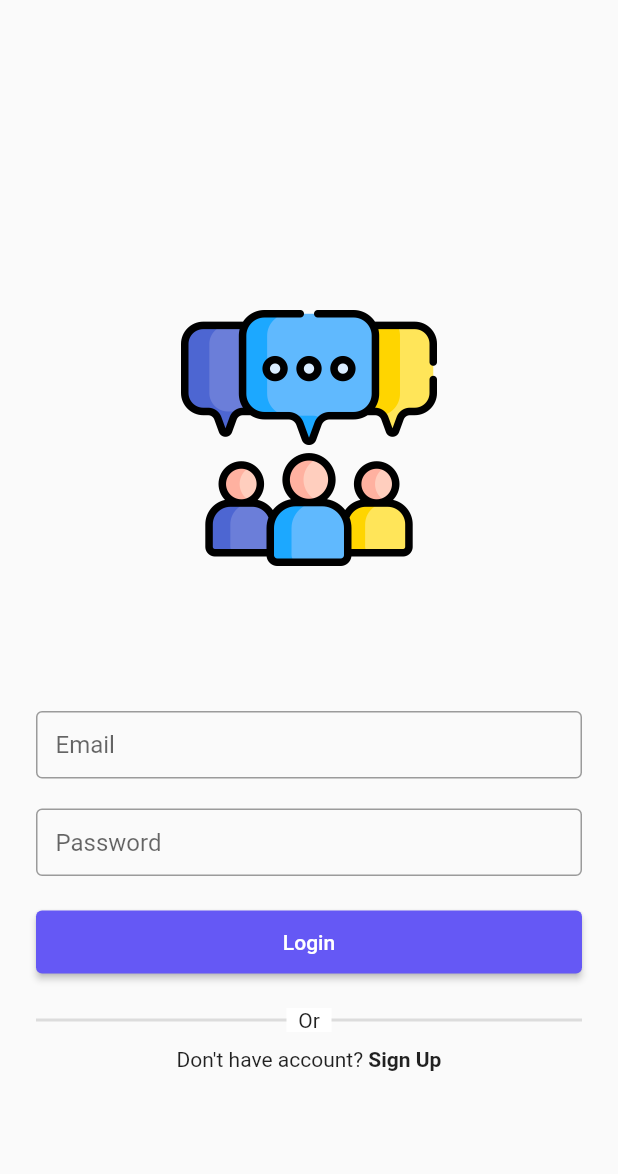
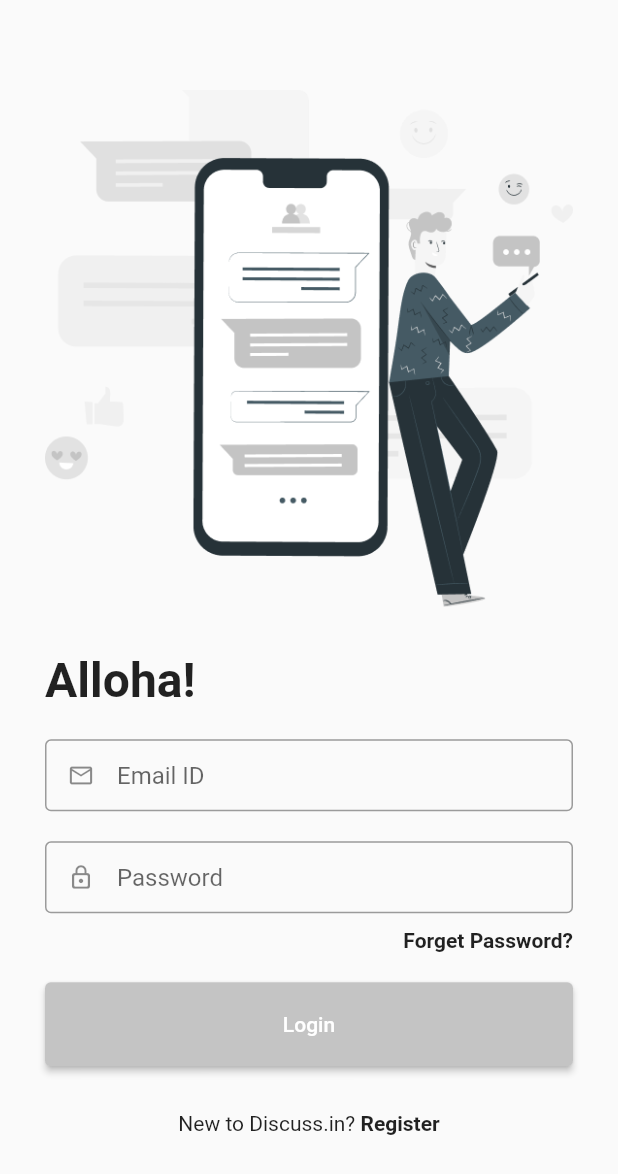
Before and after one commit to yashagozwan/discussin-mobile, a Flutter app: the screen it shows after launch, on a phone screen of 412 x 824 dp. Shown: the top 1174 px of the screen. Run offline on Flutter 3.47's test engine with Material 2 defaults, Android fonts, the phone set to English and light mode, and no system bars; our stand-ins replace flutter_riverpod.

Commit message:
Sign In Screen

```diff
--- a/lib/src/screen/sign_in/sign_in_screen.dart
+++ b/lib/src/screen/sign_in/sign_in_screen.dart
@@ -24,21 +24,47 @@ class _SignInScreenState extends ConsumerState<SignInScreen> {
   @override
   Widget build(BuildContext context) {
     return Scaffold(
-      body: Form(
+      body: SingleChildScrollView(
+        child: Form(
           child: Center(
             child: Padding(
-            padding: const EdgeInsets.all(24),
+              padding: const EdgeInsets.all(30),
               child: Column(
                 mainAxisAlignment: MainAxisAlignment.center,
                 crossAxisAlignment: CrossAxisAlignment.stretch,
                 children: [
-                Image.asset('assets/images/group.png', scale: 3),
+                  Padding(
+                    padding: const EdgeInsets.only(top: 30),
+                    child: Image.asset(
+                      'assets/images/Discussin_Login_Image.png',
+                      scale: 1,
+                    ),
+                  ),
+                  const SizedBox(
+                    height: 30,
+                  ),
+                  const Align(
+                    alignment: Alignment.centerLeft,
+                    child: Text.rich(
+                      TextSpan(
+                        text: "Alloha!",
+                        style: TextStyle(
+                          fontWeight: FontWeight.w600,
+                          fontSize: 32,
+                        ),
+                      ),
+                    ),
+                  ),
+                  const SizedBox(
+                    height: 20,
+                  ),
                   TextFormField(
                     controller: _emailController,
                     decoration: const InputDecoration(
                       contentPadding: EdgeInsets.all(13),
+                      prefixIcon: Icon(Icons.email_outlined),
                       isDense: true,
-                    hintText: 'Email',
+                      hintText: 'Email ID',
                       border: OutlineInputBorder(),
                     ),
                   ),
@@ -48,10 +74,25 @@ class _SignInScreenState extends ConsumerState<SignInScreen> {
                   TextFormField(
                     controller: _passwordController,
                     decoration: const InputDecoration(
+                      fillColor: Colors.amber,
                       contentPadding: EdgeInsets.all(13),
+                      prefixIcon: Icon(Icons.lock_outline_rounded),
                       isDense: true,
                       hintText: 'Password',
                       border: OutlineInputBorder(),
+                    ),
+                  ),
+                  const SizedBox(
+                    height: 10,
+                  ),
+                  Align(
+                    alignment: Alignment.centerRight,
+                    child: Text.rich(
+                      TextSpan(
+                        text: "Forget Password?",
+                        recognizer: TapGestureRecognizer()..onTap = () {},
+                        style: const TextStyle(fontWeight: FontWeight.w600),
+                      ),
                     ),
                   ),
                   const SizedBox(
@@ -64,30 +105,30 @@ class _SignInScreenState extends ConsumerState<SignInScreen> {
                   const SizedBox(
                     height: 20,
                   ),
-                Stack(
-                  children: [
-                    const Divider(
-                      thickness: 2,
-                    ),
-                    Align(
-                      alignment: Alignment.center,
-                      child: Container(
-                        alignment: Alignment.center,
-                        width: 30,
-                        color: Colors.white,
-                        child: const Text('Or'),
-                      ),
-                    )
-                  ],
-                ),
+                  // Stack(
+                  //   children: [
+                  //     const Divider(
+                  //       thickness: 2,
+                  //     ),
+                  //     Align(
+                  //       alignment: Alignment.center,
+                  //       child: Container(
+                  //         alignment: Alignment.center,
+                  //         width: 30,
+                  //         color: Colors.white,
+                  //         child: const Text('Or'),
+                  //       ),
+                  //     )
+                  //   ],
+                  // ),
                   const SizedBox(
                     height: 10,
                   ),
                   Center(
                     child: Text.rich(
-                    TextSpan(text: "Don't have account?", children: [
+                      TextSpan(text: "New to Discuss.in?", children: [
                         TextSpan(
-                        text: " Sign Up",
+                          text: " Register",
                           recognizer: TapGestureRecognizer()..onTap = () {},
                           style: const TextStyle(fontWeight: FontWeight.w600),
                         ),
@@ -99,6 +140,7 @@ class _SignInScreenState extends ConsumerState<SignInScreen> {
             ),
           ),
         ),
+      ),
     );
   }
 }
--- a/lib/src/widget/elevated_button_pro.dart
+++ b/lib/src/widget/elevated_button_pro.dart
@@ -14,8 +14,8 @@ class ElevatedButtonPro extends StatelessWidget {
     return ElevatedButton(
       onPressed: onPressed,
       style: ElevatedButton.styleFrom(
-        padding: const EdgeInsets.all(13),
-        backgroundColor: const Color(0xFF6558f5),
+        padding: const EdgeInsets.fromLTRB(13, 20, 13, 20),
+        backgroundColor: const Color(0xFFC4C4C4),
         foregroundColor: Colors.white.withOpacity(0.5),
       ),
       child: Text(
```
Also changed, not shown: assets/images/Discussin_Login_Image.png (added). Lines whose indentation alone changed are shown as unchanged.
